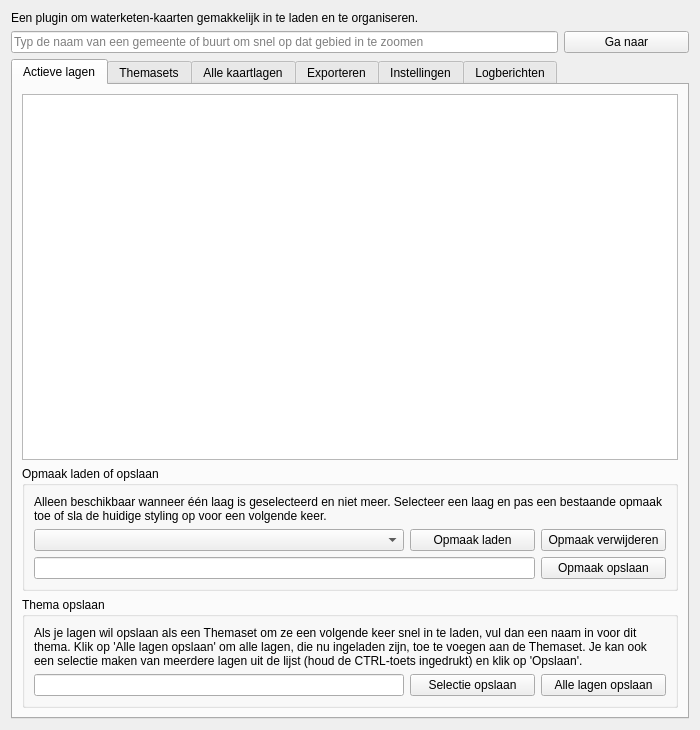
Old version of the form gui/nad_maps_dockwidget.ui in the repository NAD-Dataplatform/NADmaps.
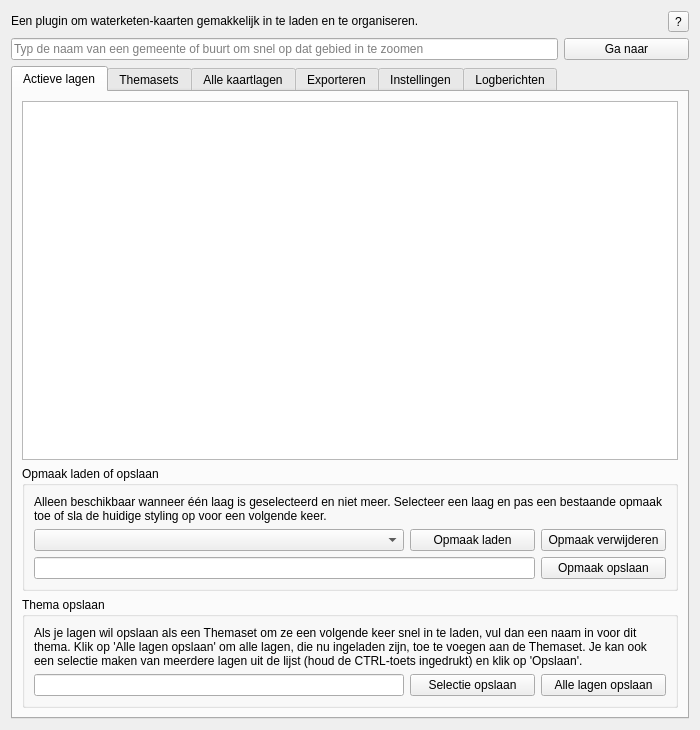
New version of the form.

Commit message: add link to wiki

Diff of the .ui file:
```diff
--- a/gui/nad_maps_dockwidget.ui
+++ b/gui/nad_maps_dockwidget.ui
@@ -27,7 +27,9 @@
   </property>
   <layout class="QVBoxLayout" name="verticalLayout">
    <item>
-    <widget class="QLabel" name="label_2">
+    <layout class="QGridLayout" name="gridLayoutMain">
+     <item row="0" column="0" colspan="2">
+      <widget class="QLabel" name="introLabel">
      <property name="sizePolicy">
       <sizepolicy hsizetype="Preferred" vsizetype="Fixed">
        <horstretch>0</horstretch>
@@ -42,9 +44,14 @@
      </property>
     </widget>
    </item>
-   <item>
-    <layout class="QGridLayout" name="gridLayoutMain">
-     <item row="0" column="0">
+     <item row="0" column="2">
+      <widget class="QToolButton" name="helpButton">
+       <property name="text">
+        <string>?</string>
+       </property>
+      </widget>
+     </item>
+     <item row="1" column="0">
       <widget class="QLineEdit" name="zoomLineEdit">
        <property name="autoFillBackground">
         <bool>false</bool>
@@ -57,7 +64,7 @@
        </property>
       </widget>
      </item>
-     <item row="0" column="1">
+     <item row="1" column="1" colspan="2">
       <widget class="QPushButton" name="zoomButton">
        <property name="sizePolicy">
         <sizepolicy hsizetype="Fixed" vsizetype="Fixed">
```
Lines whose indentation alone changed are shown as unchanged. The commit also changes 2 other files.
